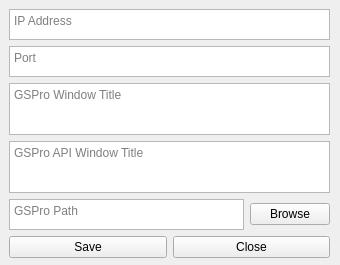
Before: the Qt Designer form src/SettingsForm.ui in springbok/MLM2PRO-GSPro-Connector, drawn with Qt 5.
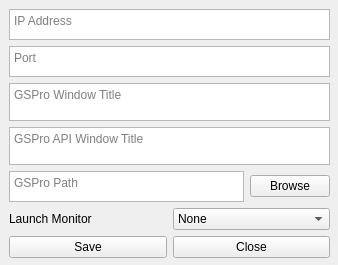
After: the same form once the commit is applied.

The edit to the form file:
```diff
--- a/src/SettingsForm.ui
+++ b/src/SettingsForm.ui
@@ -9,7 +9,7 @@
    <rect>
     <x>0</x>
     <y>0</y>
-    <width>340</width>
+    <width>338</width>
     <height>265</height>
    </rect>
   </property>
@@ -159,6 +159,31 @@
         </item>
        </layout>
       </item>
+      <item>
+       <layout class="QHBoxLayout" name="horizontalLayout_10">
+        <item>
+         <widget class="QLabel" name="label_6">
+          <property name="text">
+           <string>Launch Monitor</string>
+          </property>
+         </widget>
+        </item>
+        <item>
+         <widget class="QComboBox" name="launch_monitor_combo">
+          <item>
+           <property name="text">
+            <string>None</string>
+           </property>
+          </item>
+          <item>
+           <property name="text">
+            <string>New Item</string>
+           </property>
+          </item>
+         </widget>
+        </item>
+       </layout>
+      </item>
      </layout>
     </item>
     <item>
```
